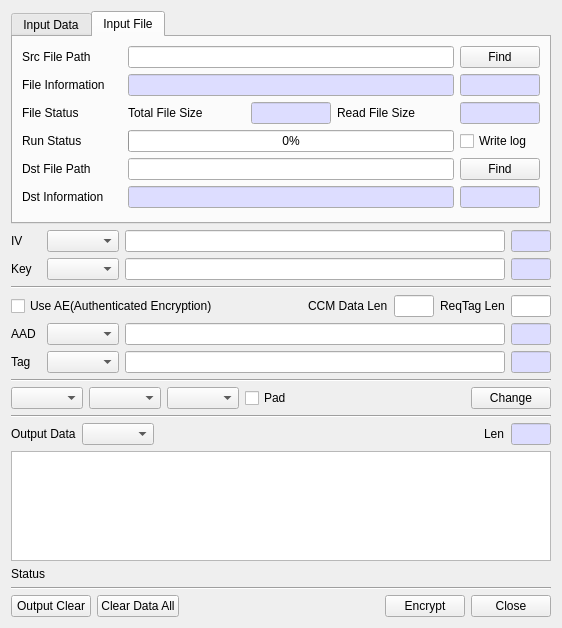
Before: the Qt Designer form BerEditor/enc_dec_dlg.ui in jykim74/BerEditor, drawn with Qt 5.
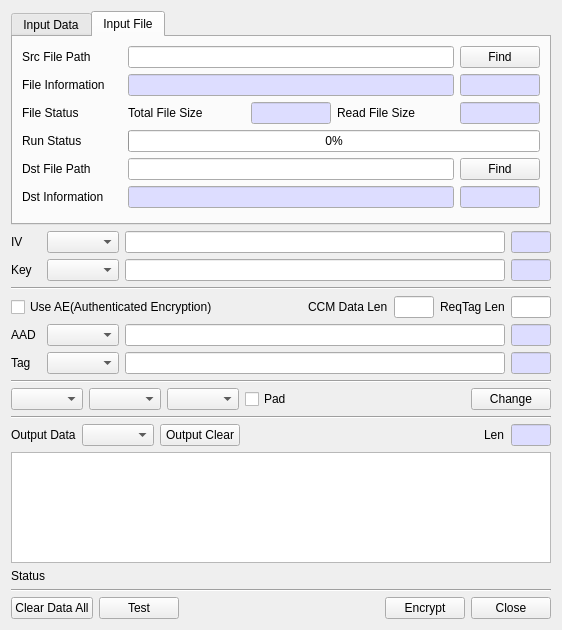
After: the same form once the commit is applied. The open tabs and pages were chosen to show the change.

Patch:
```diff
--- a/BerEditor/enc_dec_dlg.ui
+++ b/BerEditor/enc_dec_dlg.ui
@@ -7,7 +7,7 @@
     <x>0</x>
     <y>0</y>
     <width>562</width>
-    <height>628</height>
+    <height>630</height>
    </rect>
   </property>
   <property name="windowTitle">
@@ -17,7 +17,7 @@
    <item>
     <widget class="QTabWidget" name="mInputTab">
      <property name="currentIndex">
-      <number>0</number>
+      <number>1</number>
      </property>
      <widget class="QWidget" name="tabData">
       <attribute name="title">
@@ -522,6 +522,25 @@
          <property name="topMargin">
           <number>0</number>
          </property>
+         <item row="0" column="0">
+          <widget class="QLabel" name="label_19">
+           <property name="minimumSize">
+            <size>
+             <width>100</width>
+             <height>0</height>
+            </size>
+           </property>
+           <property name="maximumSize">
+            <size>
+             <width>100</width>
+             <height>16777215</height>
+            </size>
+           </property>
+           <property name="text">
+            <string>Run Status</string>
+           </property>
+          </widget>
+         </item>
          <item row="0" column="1">
           <widget class="QProgressBar" name="mEncProgBar">
            <property name="value">
@@ -529,38 +548,6 @@
            </property>
           </widget>
          </item>
-         <item row="0" column="0">
-          <widget class="QLabel" name="label_19">
-           <property name="minimumSize">
-            <size>
-             <width>100</width>
-             <height>0</height>
-            </size>
-           </property>
-           <property name="maximumSize">
-            <size>
-             <width>100</width>
-             <height>16777215</height>
-            </size>
-           </property>
-           <property name="text">
-            <string>Run Status</string>
-           </property>
-          </widget>
-         </item>
-         <item row="0" column="2">
-          <widget class="QCheckBox" name="mWriteLogCheck">
-           <property name="minimumSize">
-            <size>
-             <width>80</width>
-             <height>0</height>
-            </size>
-           </property>
-           <property name="text">
-            <string>Write log</string>
-           </property>
-          </widget>
-         </item>
         </layout>
        </item>
        <item>
@@ -1223,26 +1210,6 @@
      <property name="topMargin">
       <number>0</number>
      </property>
-     <item row="0" column="2">
-      <spacer name="horizontalSpacer_5">
-       <property name="orientation">
-        <enum>Qt::Horizontal</enum>
-       </property>
-       <property name="sizeHint" stdset="0">
-        <size>
-         <width>40</width>
-         <height>20</height>
-        </size>
-       </property>
-      </spacer>
-     </item>
-     <item row="0" column="3">
-      <widget class="QLabel" name="label_11">
-       <property name="text">
-        <string>Len</string>
-       </property>
-      </widget>
-     </item>
      <item row="0" column="0">
       <widget class="QLabel" name="label_9">
        <property name="text">
@@ -1251,64 +1218,91 @@
       </widget>
      </item>
      <item row="0" column="4">
-      <widget class="QLineEdit" name="mOutputLenText">
-       <property name="minimumSize">
-        <size>
-         <width>40</width>
-         <height>0</height>
-        </size>
-       </property>
-       <property name="maximumSize">
-        <size>
-         <width>40</width>
-         <height>16777215</height>
-        </size>
-       </property>
-       <property name="palette">
-        <palette>
-         <active>
-          <colorrole role="Base">
-           <brush brushstyle="SolidPattern">
-            <color alpha="255">
-             <red>221</red>
-             <green>221</green>
-             <blue>255</blue>
-            </color>
-           </brush>
-          </colorrole>
-         </active>
-         <inactive>
-          <colorrole role="Base">
-           <brush brushstyle="SolidPattern">
-            <color alpha="255">
-             <red>221</red>
-             <green>221</green>
-             <blue>255</blue>
-            </color>
-           </brush>
-          </colorrole>
-         </inactive>
-         <disabled>
-          <colorrole role="Base">
-           <brush brushstyle="SolidPattern">
-            <color alpha="255">
-             <red>240</red>
-             <green>240</green>
-             <blue>240</blue>
-            </color>
-           </brush>
-          </colorrole>
-         </disabled>
-        </palette>
-       </property>
-       <property name="readOnly">
-        <bool>true</bool>
+      <widget class="QLabel" name="label_11">
+       <property name="text">
+        <string>Len</string>
        </property>
       </widget>
      </item>
+     <item row="0" column="3">
+      <spacer name="horizontalSpacer_5">
+       <property name="orientation">
+        <enum>Qt::Horizontal</enum>
+       </property>
+       <property name="sizeHint" stdset="0">
+        <size>
+         <width>40</width>
+         <height>20</height>
+        </size>
+       </property>
+      </spacer>
+     </item>
      <item row="0" column="1">
       <widget class="QComboBox" name="mOutputTypeCombo"/>
      </item>
+     <item row="0" column="5">
+      <widget class="QLineEdit" name="mOutputLenText">
+       <property name="minimumSize">
+        <size>
+         <width>40</width>
+         <height>0</height>
+        </size>
+       </property>
+       <property name="maximumSize">
+        <size>
+         <width>40</width>
+         <height>16777215</height>
+        </size>
+       </property>
+       <property name="palette">
+        <palette>
+         <active>
+          <colorrole role="Base">
+           <brush brushstyle="SolidPattern">
+            <color alpha="255">
+             <red>221</red>
+             <green>221</green>
+             <blue>255</blue>
+            </color>
+           </brush>
+          </colorrole>
+         </active>
+         <inactive>
+          <colorrole role="Base">
+           <brush brushstyle="SolidPattern">
+            <color alpha="255">
+             <red>221</red>
+             <green>221</green>
+             <blue>255</blue>
+            </color>
+           </brush>
+          </colorrole>
+         </inactive>
+         <disabled>
+          <colorrole role="Base">
+           <brush brushstyle="SolidPattern">
+            <color alpha="255">
+             <red>240</red>
+             <green>240</green>
+             <blue>240</blue>
+            </color>
+           </brush>
+          </colorrole>
+         </disabled>
+        </palette>
+       </property>
+       <property name="readOnly">
+        <bool>true</bool>
+       </property>
+      </widget>
+     </item>
+     <item row="0" column="2">
+      <widget class="QPushButton" name="mOutputClearBtn">
+       <property name="text">
+        <string>Output Clear</string>
+       </property>
+      </widget>
+     </item>
     </layout>
    </item>
    <item>
@@ -1339,13 +1333,6 @@
      <property name="topMargin">
       <number>0</number>
      </property>
-     <item>
-      <widget class="QPushButton" name="mOutputClearBtn">
-       <property name="text">
-        <string>Output Clear</string>
-       </property>
-      </widget>
-     </item>
      <item>
       <widget class="QPushButton" name="mClearDataAllBtn">
        <property name="text">
@@ -1353,6 +1340,13 @@
        </property>
       </widget>
      </item>
+     <item>
+      <widget class="QPushButton" name="mTestBtn">
+       <property name="text">
+        <string>Test</string>
+       </property>
+      </widget>
+     </item>
      <item>
       <spacer name="horizontalSpacer_3">
        <property name="orientation">
```
Left out of the diff: 2 changed lines with no effect on the pictures.
